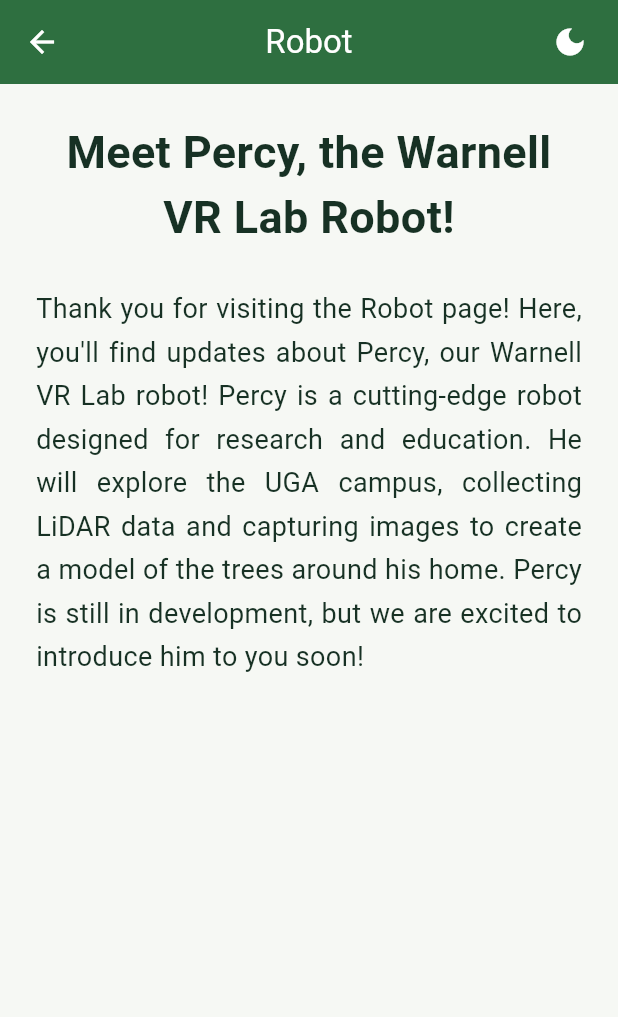
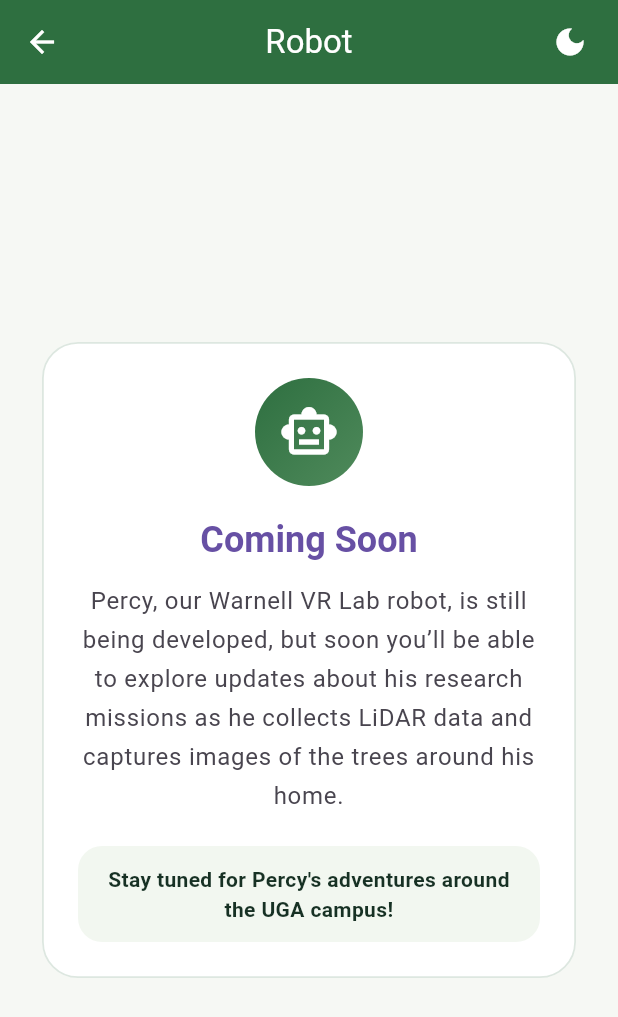
Before and after one commit to aru2-2/perseus_vr_lab_app, a Flutter app: the Robot screen opened by its route, on a phone screen of 412 x 824 dp. Shown: the top 1017 px of the screen. Run offline on Flutter 3.47's test engine with Material 3 defaults, Android fonts, the phone set to English and light mode, and no system bars; our stand-ins replace visibility_detector.

Commit message:
Improved coming soon page for robot

```diff
--- a/lib/screens/robot/robot.dart
+++ b/lib/screens/robot/robot.dart
@@ -1,5 +1,6 @@
 //import statements
 import 'package:flutter/material.dart';
+import '../../utils/colors.dart';
 import '../../widgets/theme_toggle_button.dart';
 
 //creates the Robot page of the app
@@ -18,6 +19,9 @@
 //builds the Robot page widget
   @override
   Widget build(BuildContext context) {
+    final colorScheme = Theme.of(context).colorScheme;
+    final isDark = Theme.of(context).brightness == Brightness.dark;
+
     return Scaffold(
       appBar: AppBar(
         title: const Text("Robot"),
@@ -29,40 +33,85 @@
           ),
         ],
       ),
-      body: SingleChildScrollView(
+      body: Center(
+        child: SingleChildScrollView(
+          child: Padding(
+            padding: const EdgeInsets.all(24.0),
+            child: ConstrainedBox(
+              constraints: const BoxConstraints(maxWidth: 640),
+              child: Card(
+                elevation: 0,
+                shape: RoundedRectangleBorder(
+                  borderRadius: BorderRadius.circular(24),
+                  side: BorderSide(
+                    color: isDark ? AppColors.borderDark : AppColors.borderLight,
+                    width: 1.2,
+                  ),
+                ),
+                color: isDark ? AppColors.cardDark : AppColors.cardLight,
                 child: Padding(
                   padding: const EdgeInsets.all(24.0),
                   child: Column(
                     crossAxisAlignment: CrossAxisAlignment.center,
                     children: [
-              // Page Title
-              const Text(
-                "Meet Percy, the Warnell VR Lab Robot!",
-                textAlign: TextAlign.center,
-                style: TextStyle(
-                  fontSize: 30,
-                  fontWeight: FontWeight.bold,
+                      Container(
+                        padding: const EdgeInsets.all(16),
+                        decoration: BoxDecoration(
+                          shape: BoxShape.circle,
+                          gradient: const LinearGradient(
+                            colors: [AppColors.primary, AppColors.secondary],
+                            begin: Alignment.topLeft,
+                            end: Alignment.bottomRight,
                           ),
                         ),
-
-              const SizedBox(height: 25),
-              // coming soon message for robot development
-              const Text(
-                "Thank you for visiting the Robot page!"
-                " Here, you'll find updates about Percy, our Warnell VR Lab robot!"
-                " Percy is a cutting-edge robot designed for research and education."
-                " He will explore the UGA campus, collecting LiDAR data and capturing images to create a model of the trees around his home."
-                " Percy is still in development, but we are excited to introduce him to you soon!",
-                textAlign: TextAlign.justify,
-                style: TextStyle(
-                  fontSize: 18,
+                        child: const Icon(
+                          Icons.smart_toy_outlined,
+                          size: 40,
+                          color: AppColors.buttonText,
+                        ),
+                      ),
+                      const SizedBox(height: 20),
+                      Text(
+                        "Coming Soon",
+                        textAlign: TextAlign.center,
+                        style: Theme.of(context).textTheme.headlineSmall?.copyWith(
+                          fontWeight: FontWeight.w700,
+                          color: colorScheme.primary,
+                        ),
+                      ),
+                      const SizedBox(height: 12),
+                      Text(
+                        "Percy, our Warnell VR Lab robot, is still being developed, but soon you’ll be able to explore updates about his research missions as he collects LiDAR data and captures images of the trees around his home.",
+                        textAlign: TextAlign.center,
+                        style: Theme.of(context).textTheme.bodyLarge?.copyWith(
                           height: 1.6,
+                          color: colorScheme.onSurfaceVariant,
+                        ),
+                      ),
+                      const SizedBox(height: 20),
+                      Container(
+                        padding: const EdgeInsets.symmetric(horizontal: 16, vertical: 12),
+                        decoration: BoxDecoration(
+                          color: isDark ? const Color(0xFF24312A) : const Color(0xFFF2F7F0),
+                          borderRadius: BorderRadius.circular(16),
+                        ),
+                        child: Text(
+                          "Stay tuned for Percy's adventures around the UGA campus!",
+                          textAlign: TextAlign.center,
+                          style: Theme.of(context).textTheme.bodyMedium?.copyWith(
+                            color: isDark ? AppColors.textDark : AppColors.textLight,
+                            fontWeight: FontWeight.w600,
+                          ),
                         ),
                       ),
                     ],
                   ),
                 ),
               ),
+            ),
+          ),
+        ),
+      ),
     );
   }
 }
```
Lines whose indentation alone changed are shown as unchanged.
